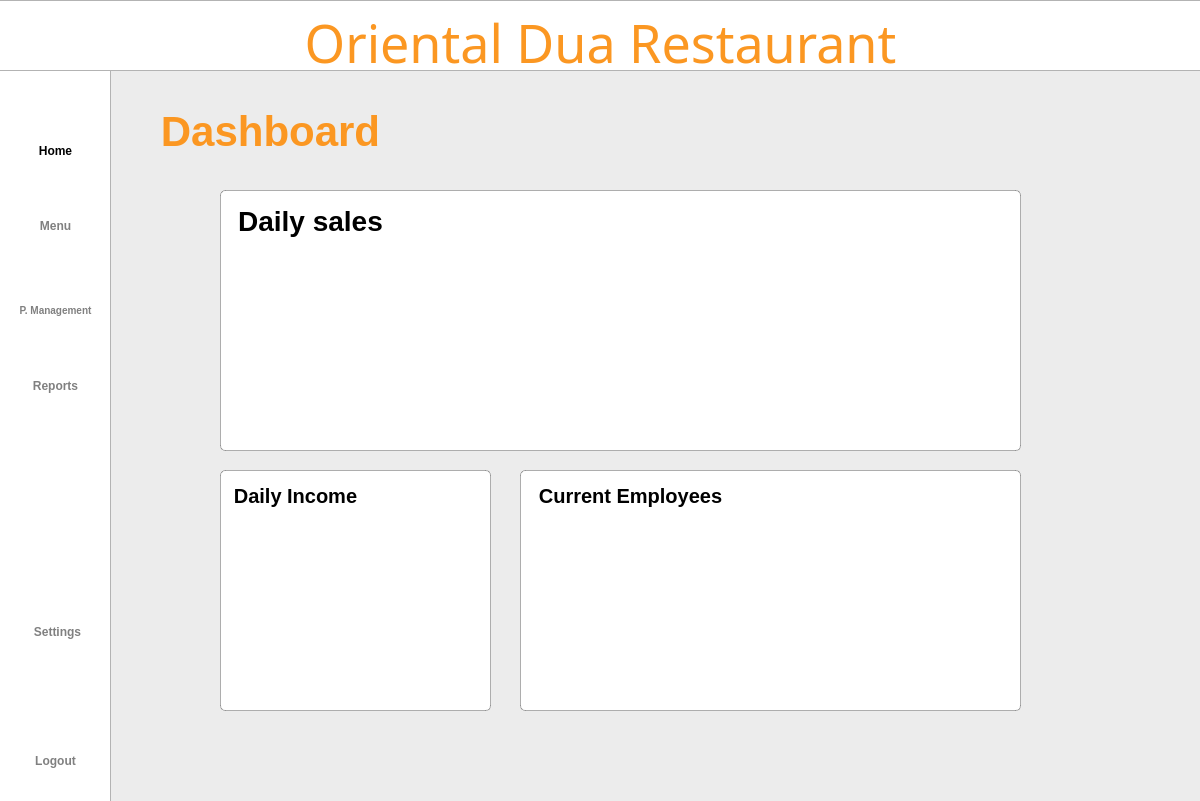
Qt form Project SE/ui/homescreen.ui (Patatims/CCSFEN2_Project) before a commit.
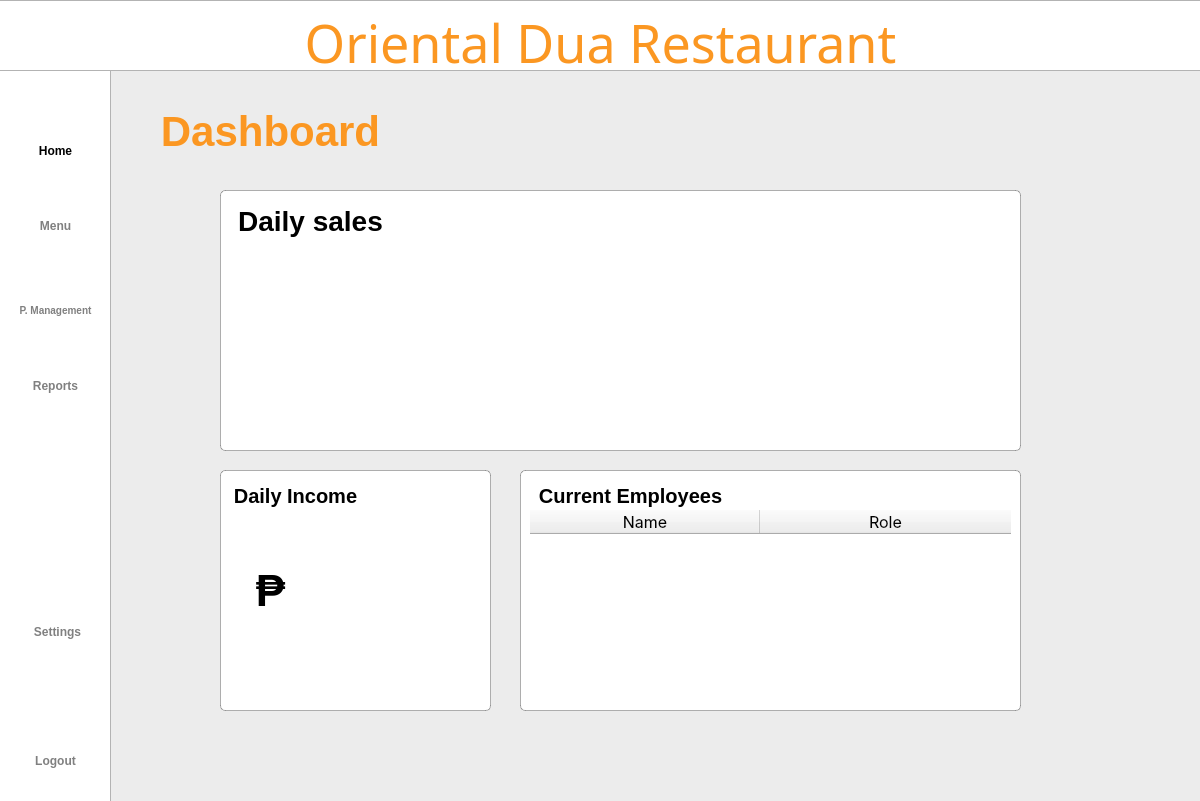
The same form after that commit. Icons and pictures are not drawn.

What changed in the file:
```diff
--- a/Project SE/ui/homescreen.ui
+++ b/Project SE/ui/homescreen.ui
@@ -633,20 +633,20 @@
      <set>Qt::AlignCenter</set>
     </property>
    </widget>
-   <widget class="QLabel" name="listofsale_3">
+   <widget class="QLabel" name="boxlabel_total">
     <property name="geometry">
      <rect>
-      <x>280</x>
-      <y>580</y>
-      <width>151</width>
-      <height>31</height>
+      <x>300</x>
+      <y>560</y>
+      <width>131</width>
+      <height>61</height>
      </rect>
     </property>
     <property name="styleSheet">
      <string notr="true">
-    color: #000000;
+    color: #FB9722;
     font-family: 'Inter';
-    font-size: 20px;
+    font-size: 36px;
     font-weight: 500;
 </string>
     </property>
@@ -654,9 +654,137 @@
      <string/>
     </property>
     <property name="alignment">
+     <set>Qt::AlignLeading|Qt::AlignLeft|Qt::AlignVCenter</set>
+    </property>
+   </widget>
+   <widget class="QLabel" name="peso">
+    <property name="geometry">
+     <rect>
+      <x>240</x>
+      <y>550</y>
+      <width>61</width>
+      <height>81</height>
+     </rect>
+    </property>
+    <property name="styleSheet">
+     <string notr="true">QLabel{
+    color: #000000;
+    font-family: 'Inter';
+    font-size: 44px;
+    font-weight: 500;
+}</string>
+    </property>
+    <property name="text">
+     <string>₱</string>
+    </property>
+    <property name="alignment">
      <set>Qt::AlignCenter</set>
     </property>
    </widget>
+   <widget class="QTableWidget" name="tableWidget">
+    <property name="enabled">
+     <bool>true</bool>
+    </property>
+    <property name="geometry">
+     <rect>
+      <x>530</x>
+      <y>510</y>
+      <width>481</width>
+      <height>191</height>
+     </rect>
+    </property>
+    <property name="layoutDirection">
+     <enum>Qt::LeftToRight</enum>
+    </property>
+    <property name="autoFillBackground">
+     <bool>true</bool>
+    </property>
+    <property name="frameShape">
+     <enum>QFrame::NoFrame</enum>
+    </property>
+    <property name="frameShadow">
+     <enum>QFrame::Plain</enum>
+    </property>
+    <property name="lineWidth">
+     <number>0</number>
+    </property>
+    <property name="midLineWidth">
+     <number>0</number>
+    </property>
+    <property name="sizeAdjustPolicy">
+     <enum>QAbstractScrollArea::AdjustToContents</enum>
+    </property>
+    <property name="tabKeyNavigation">
+     <bool>false</bool>
+    </property>
+    <property name="showDropIndicator" stdset="0">
+     <bool>false</bool>
+    </property>
+    <property name="dragDropOverwriteMode">
+     <bool>false</bool>
+    </property>
+    <property name="alternatingRowColors">
+     <bool>true</bool>
+    </property>
+    <property name="selectionMode">
+     <enum>QAbstractItemView::NoSelection</enum>
+    </property>
+    <property name="textElideMode">
+     <enum>Qt::ElideNone</enum>
+    </property>
+    <property name="showGrid">
+     <bool>false</bool>
+    </property>
+    <property name="gridStyle">
+     <enum>Qt::SolidLine</enum>
+    </property>
+    <property name="cornerButtonEnabled">
+     <bool>false</bool>
+    </property>
+    <attribute name="horizontalHeaderDefaultSectionSize">
+     <number>230</number>
+    </attribute>
+    <attribute name="horizontalHeaderStretchLastSection">
+     <bool>true</bool>
+    </attribute>
+    <column>
+     <property name="text">
+      <string>Name</string>
+     </property>
+     <property name="font">
+      <font>
+       <family>Inter</family>
+       <pointsize>12</pointsize>
+      </font>
+     </property>
+     <property name="background">
+      <color alpha="0">
+       <red>0</red>
+       <green>0</green>
+       <blue>0</blue>
+      </color>
+     </property>
+    </column>
+    <column>
+     <property name="text">
+      <string>Role</string>
+     </property>
+     <property name="font">
+      <font>
+       <family>Inter</family>
+       <pointsize>12</pointsize>
+       <kerning>true</kerning>
+      </font>
+     </property>
+     <property name="background">
+      <color alpha="0">
+       <red>0</red>
+       <green>0</green>
+       <blue>0</blue>
+      </color>
+     </property>
+    </column>
+   </widget>
    <zorder>titlebar_3</zorder>
    <zorder>sidebar</zorder>
    <zorder>titlebar</zorder>
@@ -678,8 +806,10 @@
    <zorder>totalLabel</zorder>
    <zorder>titlebar_4</zorder>
    <zorder>currentEmployee</zorder>
-   <zorder>listofsale_3</zorder>
+   <zorder>boxlabel_total</zorder>
    <zorder>dailyIncome</zorder>
+   <zorder>peso</zorder>
+   <zorder>tableWidget</zorder>
   </widget>
  </widget>
  <resources>
```
